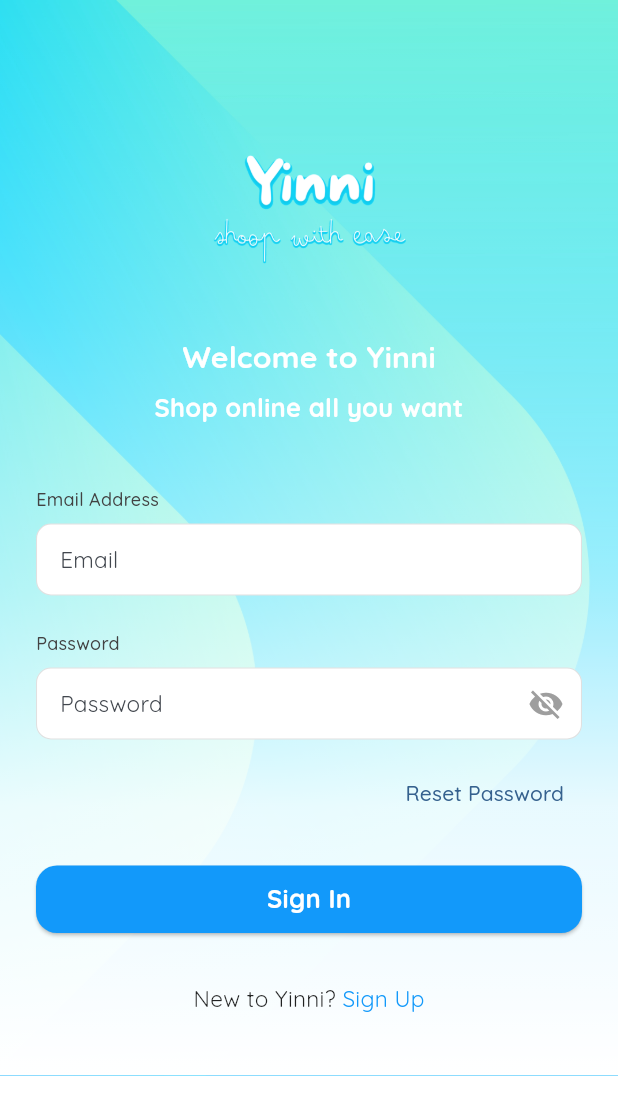
After one commit to azzamt11/yinni_mobile, a Flutter app: the SignInScreen screen opened by its route, on a phone screen of 412 x 824 dp. The commit adds this screen. Shown: the top 1115 px of the screen. Run offline on Flutter 3.47's test engine with Material 3 defaults, Android fonts, the phone set to English and light mode, and no system bars; our stand-ins replace auto_route, chopper, drift, flutter_bloc, flutter_cache_manager, freezed_annotation and 3 more; missing offline and left inert: double_tap_to_exit; accounts and stored records are empty; generated files the repository leaves out were written again.

Commit message:
building-feature: sign-in

```diff
--- a/lib/core/base/router/app_router.dart
+++ b/lib/core/base/router/app_router.dart
@@ -1,5 +1,7 @@
 import 'package:auto_route/auto_route.dart';
 import 'package:yinni_mobile/features/initial/presentation/screens/initial_screen.dart';
+import 'package:yinni_mobile/core/common/screens/empty_screen.dart';
+import 'package:yinni_mobile/features/auth/presentation/screens/sign_in_screen.dart';
 import 'package:yinni_mobile/features/main/presentation/screens/home_screen.dart';
 
 part 'app_router.gr.dart';
@@ -19,10 +21,15 @@ class AppRouter extends RootStackRouter {
         path: '/home',
       ),
 
-      // AutoRoute(
-      //   page: SignInRoute.page,
-      //   path: '/sign-in',
-      // ),
+      AutoRoute(
+        page: SignInRoute.page,
+        path: '/sign-in',
+      ),
+
+      AutoRoute(
+        page: EmptyRoute.page,
+        path: '/empty',
+      ),
 
       // AutoRoute(
       //   page: SignUpRoute.page,
--- a/lib/core/repositories/network/utilities/json_converter.dart
+++ b/lib/core/repositories/network/utilities/json_converter.dart
@@ -35,7 +35,4 @@ class JsonModelConverter extends JsonConverter {
     final jsonRes = await super.convertResponse(response);
     return jsonRes.copyWith<ResultType>(body: _decode<Item>(jsonRes.body));
   }
-
-  @override
-  Request convertRequest(Request request) => request;
 }
--- a/lib/features/auth/data/models/sign_in_api_response.dart
+++ b/lib/features/auth/data/models/sign_in_api_response.dart
@@ -8,7 +8,7 @@ part 'sign_in_api_response.g.dart';
 class SignInApiResponse {
   final String? accessToken;
   final String? tokenType;
-  final int? expiresIn;
+  final String? expiresIn;
   final UserData data;
 
   const SignInApiResponse({
--- a/lib/features/auth/data/models/sign_up_api_response.dart
+++ b/lib/features/auth/data/models/sign_up_api_response.dart
@@ -5,7 +5,7 @@ part 'sign_up_api_response.g.dart';
 
 @JsonSerializable(explicitToJson: true)
 class SignUpApiResponse {
-  final String? userId;
+  final int? userId;
 
   const SignUpApiResponse({
     required this.userId,
--- a/lib/features/auth/data/models/user_data.dart
+++ b/lib/features/auth/data/models/user_data.dart
@@ -8,11 +8,11 @@ part 'user_data.g.dart';
 @HiveType(typeId: 3)
 abstract class UserData with _$UserData {
   const factory UserData({
-    @HiveField(0) required String id,
+    @HiveField(0) required int id,
     @HiveField(2) @Default("") String name,
     @HiveField(3) @Default("") String email,
   }) = _UserData;
 
   factory UserData.fromJson(Map<String, dynamic> json) => _$UserDataFromJson(json);
-  static const empty = UserData(id: "0");
+  static const empty = UserData(id: 0);
 }
--- a/lib/features/auth/data/services/auth_service.dart
+++ b/lib/features/auth/data/services/auth_service.dart
@@ -4,7 +4,7 @@ import 'package:yinni_mobile/features/auth/data/models/sign_up_api_response.dart
 
 part 'auth_service.chopper.dart';
 
-@ChopperApi(baseUrl: '/auth/v1')
+@ChopperApi(baseUrl: '/v1/auth')
 abstract class AuthService extends ChopperService {
   static AuthService create([ChopperClient? client]) => _$AuthService(client);
 
--- a/lib/features/auth/presentation/blocs/auth_state.dart
+++ b/lib/features/auth/presentation/blocs/auth_state.dart
@@ -5,17 +5,14 @@ abstract class AuthState with _$AuthState {
 
   const factory AuthState.initial() = InitialAuthState;
 
-  const factory AuthState.loading({
-    required Auth? loadingAuth
-  }) = LoadingAuthState;
+  const factory AuthState.loading() = LoadingAuthState;
 
   const factory AuthState.loaded({
-    required Auth? data
+    required UserData data
   }) = LoadedAuthState;
 
   const factory AuthState.error({
-    required Auth? errorAuth,
-    required bool? offline
+    required Error? error,
   }) = ErrorAuthState;
 
 }
--- /dev/null
+++ b/lib/features/auth/presentation/screens/sign_in_screen.dart
@@ -0,0 +1,290 @@
+import 'dart:math';
+import 'package:auto_route/auto_route.dart';
+import 'package:flutter/material.dart';
+import 'package:flutter_bloc/flutter_bloc.dart';
+import 'package:yinni_mobile/core/base/router/app_router.dart';
+import 'package:yinni_mobile/features/auth/presentation/blocs/auth_cubit.dart';
+
+
+@RoutePage()
+class SignInScreen extends StatefulWidget {
+  const SignInScreen({super.key});
+
+  @override
+  State<SignInScreen> createState() => _SignInScreenState();
+}
+
+class _SignInScreenState extends State<SignInScreen> {
+  final _formKey = GlobalKey<FormState>();
+
+  String _email = '';
+  String _password = '';
+  bool _passwordVisible = false;
+
+  @override
+  Widget build(BuildContext context) {
+    final t = Theme.of(context);
+    return BlocProvider<AuthCubit>(
+      create: (_) => AuthCubit.create(context),
+      child: Scaffold(
+        body: LayoutBuilder(
+          builder: (context, constraints) {
+            return Stack(
+              children: [
+                Positioned.fill(
+                  child: Image.asset(
+                    "assets/features/auth/bg_splash.png",
+                    fit: BoxFit.cover,
+                  ),
+                ),
+                Positioned.fill(
+                  child: Container(
+                    decoration: BoxDecoration(
+                      gradient: LinearGradient(
+                        begin: Alignment.topCenter,
+                        end: Alignment.bottomCenter,
+                        colors: [
+                          Colors.white.withOpacity(0.0),
+                          Colors.white.withOpacity(0.3),
+                          Colors.white.withOpacity(0.6),
+                          Colors.white.withOpacity(0.9),
+                          Colors.white,
+                        ],
+                        stops: const [0.0, 0.3, 0.55, 0.75, 1.0],
+                      ),
+                    ),
+                  ),
+                ),
+                SafeArea(
+                  child: SingleChildScrollView(
+                    padding: const EdgeInsets.symmetric(horizontal: 24),
+                    child: BlocListener<AuthCubit, AuthState>(
+                      listener: (context, state) {
+                        if (state is LoadedAuthState) {
+                          context.router.replaceAll([const EmptyRoute()]);
+                        }
+                        if (state is ErrorAuthState) {
+                          ScaffoldMessenger.of(context).showSnackBar(
+                            SnackBar(content: Text(state.error?.message ?? "Seomthing went wrong")),
+                          );
+                        }
+                      },
+                      child: Form(
+                        key: _formKey,
+                        child: Column(
+                          crossAxisAlignment: CrossAxisAlignment.center,
+                          children: [
+                            const SizedBox(height: 70),
+                            SizedBox(
+                              height: max(constraints.maxHeight - 670, 120),
+                              child: Center(
+                                child: Image.asset(
+                                  "assets/features/auth/ic_splash.png",
+                                  height: 300,
+                                  width: 300,
+                                ),
+                              ),
+                            ),
+                            Text(
+                              "Welcome to Yinni",
+                              style: t.textTheme.headlineSmall
+                            ),
+                            const SizedBox(height: 8),
+                            Text(
+                              "Shop online all you want",
+                              style: t.textTheme.titleMedium,
+                              textAlign: TextAlign.center,
+                            ),
+                            const SizedBox(height: 40),
+                            _label("Email Address", t),
+                            const SizedBox(height: 8),
+                            _inputField(
+                              t: t,
+                              hint: "Email",
+                              keyboardType: TextInputType.emailAddress,
+                              onSaved: (v) => _email = v!,
+                              validator: (v) =>
+                                  v == null || v.isEmpty ? "Email is required" : null,
+                            ),
+                            const SizedBox(height: 24),
+                            _label("Password", t),
+                            const SizedBox(height: 8),
+                            _inputField(
+                              t: t,
+                              hint: "Password",
+                              obscureText: true,
+                              onSaved: (v) => _password = v!,
+                              validator: (v) => v == null || v.length < 6
+                                  ? "Minimum 6 characters"
+                                  : null,
+                            ),
+                            const SizedBox(height: 12),
+                            Align(
+                              alignment: Alignment.centerRight,
+                              child: TextButton(
+                                onPressed: () {},
+                                child: const Text("Reset Password"),
+                              ),
+                            ),
+                            const SizedBox(height: 24),
+                            BlocBuilder<AuthCubit, AuthState>(
+                              builder: (context, state) {
+                                final isLoading = state is LoadingAuthState;
+                                return SizedBox(
+                                  width: double.infinity,
+                                  height: 45,
+                                  child: ElevatedButton(
+                                    onPressed: isLoading ? null
+                                    : () {
+                                      if (_formKey.currentState!.validate()) {
+                                        _formKey.currentState!.save();
+                                        context.read<AuthCubit>().signIn(_email, _password);
+                                      }
+                                    },
+                                    style: ElevatedButton.styleFrom(
+                                      backgroundColor: Theme.of(context).primaryColor,
+                                      tapTargetSize: MaterialTapTargetSize.shrinkWrap,
+                                      shape: RoundedRectangleBorder(
+                                        borderRadius: BorderRadius.circular(14),
+                                      ),
+                                    ),
+                                    child: isLoading ? Center(
+                                      child: SizedBox(
+                                        height: 25,
+                                        width: 25,
+                                        child: CircularProgressIndicator(color: Colors.white, strokeWidth: 2),
+                                      )
+                                    ) :
+                                    Text(
+                                      "Sign In",
+                                      style: t.textTheme.titleMedium
+                                    ),
+                                  ),
+                                );
+                              },
+                            ),
+                            const SizedBox(height: 32),
+                            Row(
+                              mainAxisAlignment: MainAxisAlignment.center,
+                              children: [
+                                Text(
+                                  "New to Yinni? ",
+                                  style: t.textTheme.bodyLarge?.copyWith(color: Colors.black87),
+                                ),
+                                GestureDetector(
+                                  onTap: () {},
+                                  child: Text(
+                                    "Sign Up",
+                                    style: t.textTheme.bodyLarge?.copyWith(color: t.primaryColor),
+                                  ),
+                                ),
+                              ],
+                            ),
+                            const SizedBox(height: 40),
+                          ],
+                        ),
+                      ),
+                    ),
+                  )
+                )
+              ],
+            );
+          },
+        ),
+      )
+    );
+  }
+
+  Widget _label(String text, ThemeData t) {
+    return Align(
+      alignment: Alignment.centerLeft,
+      child: Text(
+        text,
+        style: t.textTheme.bodyMedium?.copyWith(color: Colors.grey.shade800)
+      ),
+    );
+  }
+
+  Widget _inputField({
+    required String hint,
+    required ThemeData t,
+    bool obscureText = false,
+    TextInputType? keyboardType,
+    FormFieldValidator<String>? validator,
+    FormFieldSetter<String>? onSaved,
+    Iterable<String>? autofillHints,
+  }) {
+    final isPassword = obscureText;
+
+    return TextFormField(
+      style: t.textTheme.bodyLarge?.copyWith(
+        color: Colors.grey.shade800,
+      ),
+      obscureText: isPassword && !_passwordVisible,
+      keyboardType: keyboardType,
+      validator: validator,
+      onSaved: onSaved,
+      autofillHints: autofillHints,
+      enableSuggestions: !isPassword,
+      autocorrect: !isPassword,
+      decoration: InputDecoration(
+        hintText: hint,
+        floatingLabelBehavior: FloatingLabelBehavior.never,
+        filled: true,
+        fillColor: Colors.white,
+
+        contentPadding: const EdgeInsets.symmetric(
+          horizontal: 12,
+          vertical: 7,
+        ),
+
+        enabledBorder: OutlineInputBorder(
+          borderRadius: BorderRadius.circular(10),
+          borderSide: const BorderSide(
+            color: Colors.black12,
+            width: 0.7,
+          ),
+        ),
+
+        focusedBorder: OutlineInputBorder(
+          borderRadius: BorderRadius.circular(10),
+          borderSide: BorderSide(
+            color: t.primaryColor,
+            width: 1.2,
+          ),
+        ),
+
+        errorBorder: OutlineInputBorder(
+          borderRadius: BorderRadius.circular(10),
+          borderSide: const BorderSide(
+            color: Colors.redAccent,
+          ),
+        ),
+
+        focusedErrorBorder: OutlineInputBorder(
+          borderRadius: BorderRadius.circular(10),
+          borderSide: const BorderSide(
+            color: Colors.redAccent,
+            width: 1.2,
+          ),
+        ),
+
+        suffixIcon: isPassword
+        ? IconButton(
+            icon: Icon(
+              _passwordVisible
+                  ? Icons.visibility
+                  : Icons.visibility_off,
+              color: Colors.grey,
+            ),
+            onPressed: () {
+              setState(() {
+                _passwordVisible = !_passwordVisible;
+              });
+            },
+          )
+        : null,
+      ),
+    );
+  }
+}
--- a/pubspec.yaml
+++ b/pubspec.yaml
@@ -88,6 +88,7 @@ flutter:
     - assets/
     - assets/features/initial/
     - assets/features/home/
+    - assets/features/auth/
 
   fonts:
     - family: SNPro
```
Also changed, not shown: lib/core/base/configs/theme.dart (+4 -5 lines), lib/core/common/screens/empty_screen.dart (added, +31 -0 lines), lib/core/repositories/cache/database/app_database.dart (+4 -7 lines), lib/features/auth/domain/usecase/auth_repository.dart (+8 -14 lines), lib/features/auth/presentation/blocs/auth_cubit.dart (+27 -54 lines), lib/features/initial/presentation/widgets/onboarding_drawer.dart (+9 -7 lines), assets/features/auth/bg_splash.png (added), assets/features/auth/ic_splash.png (added), assets/features/home/ic_splash.png (added), lib/core/base/router/app_router.gr.dart, lib/core/common/models/page_navigator.dart (renamed from lib/core/common/models/param.dart), lib/core/repositories/cache/database/app_database.g.dart, lib/features/auth/data/models/sign_up_api_response.g.dart, lib/features/auth/data/models/user_data.freezed.dart, 3 more files.
